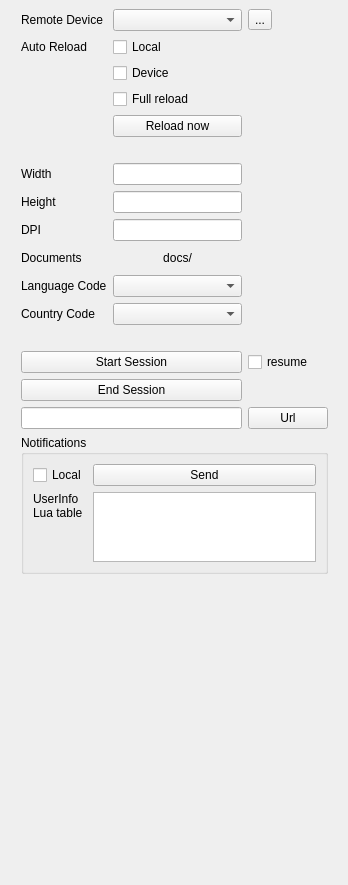
Old version of the form editor/layout/environmentdock.ui in the repository Vavius/moai-ide.
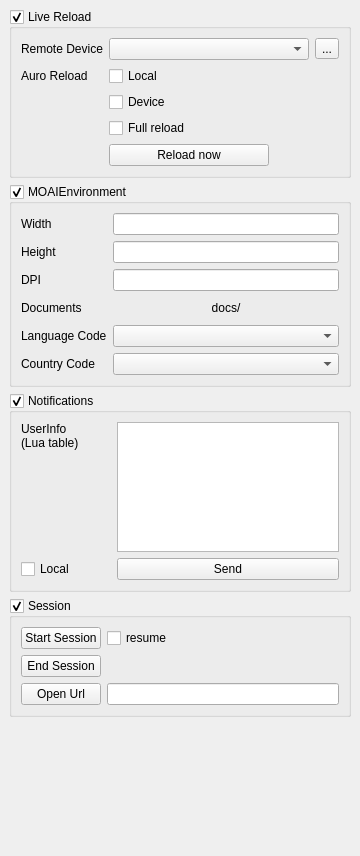
New version of the form. Icons and pictures are not drawn. Custom widgets are drawn as their Qt base class.

Commit message: group environments settings into collapsible widgets

```diff
--- a/editor/layout/environmentdock.ui
+++ b/editor/layout/environmentdock.ui
@@ -6,83 +6,95 @@
    <rect>
     <x>0</x>
     <y>0</y>
-    <width>348</width>
-    <height>885</height>
+    <width>360</width>
+    <height>856</height>
    </rect>
   </property>
   <property name="windowTitle">
    <string>Environment</string>
   </property>
   <widget class="QWidget" name="dockWidgetContents">
-   <layout class="QGridLayout" name="gridLayout">
-    <item row="10" column="2">
-     <widget class="QLineEdit" name="widthEdit">
-      <property name="focusPolicy">
-       <enum>Qt::StrongFocus</enum>
+   <layout class="QVBoxLayout" name="verticalLayout">
+    <item>
+     <widget class="QGroupBoxCollapsible" name="reloadGroup">
+      <property name="title">
+       <string>Live Reload</string>
       </property>
-     </widget>
-    </item>
-    <item row="15" column="1">
-     <widget class="QLabel" name="label_6">
-      <property name="maximumSize">
-       <size>
-        <width>16777215</width>
-        <height>26</height>
-       </size>
+      <property name="flat">
+       <bool>true</bool>
       </property>
-      <property name="text">
-       <string>Documents</string>
+      <property name="checkable">
+       <bool>true</bool>
       </property>
-     </widget>
-    </item>
-    <item row="9" column="2">
-     <spacer name="verticalSpacer_2">
-      <property name="orientation">
-       <enum>Qt::Vertical</enum>
-      </property>
-      <property name="sizeType">
-       <enum>QSizePolicy::Fixed</enum>
-      </property>
-      <property name="sizeHint" stdset="0">
-       <size>
-        <width>20</width>
-        <height>20</height>
-       </size>
-      </property>
-     </spacer>
-    </item>
-    <item row="16" column="1">
-     <widget class="QLabel" name="label_8">
-      <property name="text">
-       <string>Language Code</string>
-      </property>
-     </widget>
-    </item>
-    <item row="19" column="3">
-     <widget class="QCheckBox" name="sessionResume">
-      <property name="text">
-       <string>resume</string>
-      </property>
-     </widget>
-    </item>
-    <item row="7" column="2">
-     <widget class="QCheckBox" name="fullAutoreload">
-      <property name="text">
-       <string>Full reload</string>
-      </property>
-     </widget>
-    </item>
-    <item row="8" column="2">
+      <layout class="QGridLayout" name="gridLayout_5">
+       <item row="4" column="1">
      <widget class="QPushButton" name="reloadNowBtn">
+         <property name="maximumSize">
+          <size>
+           <width>160</width>
+           <height>16777215</height>
+          </size>
+         </property>
       <property name="text">
        <string>Reload now</string>
       </property>
      </widget>
     </item>
-    <item row="4" column="2">
-     <widget class="QComboBox" name="availableDevicesList"/>
-    </item>
-    <item row="6" column="2">
+       <item row="0" column="1">
+        <widget class="QComboBox" name="availableDevicesList">
+         <property name="sizePolicy">
+          <sizepolicy hsizetype="Expanding" vsizetype="Fixed">
+           <horstretch>0</horstretch>
+           <verstretch>0</verstretch>
+          </sizepolicy>
+         </property>
+        </widget>
+       </item>
+       <item row="0" column="2">
+        <widget class="QToolButton" name="updateDevicesBtn">
+         <property name="autoFillBackground">
+          <bool>false</bool>
+         </property>
+         <property name="text">
+          <string>...</string>
+         </property>
+         <property name="icon">
+          <iconset>
+           <normalon>:/icon/resources/reload.png</normalon>
+          </iconset>
+         </property>
+         <property name="iconSize">
+          <size>
+           <width>16</width>
+           <height>16</height>
+          </size>
+         </property>
+         <property name="autoRaise">
+          <bool>false</bool>
+         </property>
+        </widget>
+       </item>
+       <item row="3" column="1">
+        <widget class="QCheckBox" name="fullAutoreload">
+         <property name="text">
+          <string>Full reload</string>
+         </property>
+        </widget>
+       </item>
+       <item row="1" column="1">
+        <widget class="QCheckBox" name="localAutoreload">
+         <property name="focusPolicy">
+          <enum>Qt::TabFocus</enum>
+         </property>
+         <property name="layoutDirection">
+          <enum>Qt::LeftToRight</enum>
+         </property>
+         <property name="text">
+          <string>Local</string>
+         </property>
+        </widget>
+       </item>
+       <item row="2" column="1">
      <widget class="QCheckBox" name="deviceAutoreload">
       <property name="focusPolicy">
        <enum>Qt::TabFocus</enum>
@@ -95,137 +107,91 @@
       </property>
      </widget>
     </item>
-    <item row="5" column="1">
+       <item row="0" column="0">
+        <widget class="QLabel" name="label_4">
+         <property name="text">
+          <string>Remote Device</string>
+         </property>
+        </widget>
+       </item>
+       <item row="1" column="0">
      <widget class="QLabel" name="label_5">
       <property name="text">
-       <string>Auto Reload</string>
+          <string>Auro Reload</string>
       </property>
      </widget>
     </item>
-    <item row="5" column="2">
-     <widget class="QCheckBox" name="localAutoreload">
-      <property name="focusPolicy">
-       <enum>Qt::TabFocus</enum>
+      </layout>
+     </widget>
+    </item>
+    <item>
+     <widget class="QGroupBoxCollapsible" name="environmentGroup">
+      <property name="title">
+       <string>MOAIEnvironment</string>
       </property>
-      <property name="layoutDirection">
-       <enum>Qt::LeftToRight</enum>
+      <property name="flat">
+       <bool>true</bool>
+      </property>
+      <property name="checkable">
+       <bool>true</bool>
+      </property>
+      <layout class="QGridLayout" name="gridLayout_4">
+       <item row="3" column="0">
+        <widget class="QLabel" name="label_6">
+         <property name="maximumSize">
+          <size>
+           <width>16777215</width>
+           <height>26</height>
+          </size>
       </property>
       <property name="text">
-       <string>Local</string>
+          <string>Documents</string>
       </property>
      </widget>
     </item>
-    <item row="14" column="1">
+       <item row="2" column="0">
      <widget class="QLabel" name="label">
       <property name="text">
        <string>DPI</string>
       </property>
      </widget>
     </item>
-    <item row="13" column="1">
+       <item row="5" column="0">
+        <widget class="QLabel" name="label_7">
+         <property name="text">
+          <string>Country Code</string>
+         </property>
+        </widget>
+       </item>
+       <item row="1" column="0">
      <widget class="QLabel" name="label_3">
       <property name="text">
        <string>Height</string>
       </property>
      </widget>
     </item>
-    <item row="4" column="4">
-     <spacer name="horizontalSpacer_2">
-      <property name="orientation">
-       <enum>Qt::Horizontal</enum>
-      </property>
-      <property name="sizeHint" stdset="0">
-       <size>
-        <width>44</width>
-        <height>20</height>
-       </size>
-      </property>
-     </spacer>
-    </item>
-    <item row="25" column="2">
-     <spacer name="verticalSpacer">
-      <property name="orientation">
-       <enum>Qt::Vertical</enum>
-      </property>
-      <property name="sizeHint" stdset="0">
-       <size>
-        <width>20</width>
-        <height>426</height>
-       </size>
-      </property>
-     </spacer>
-    </item>
-    <item row="23" column="1" rowspan="2" colspan="3">
-     <widget class="QGroupBox" name="groupBox">
-      <property name="title">
-       <string>Notifications</string>
-      </property>
-      <layout class="QGridLayout" name="gridLayout_2">
        <item row="0" column="0">
-        <widget class="QCheckBox" name="pushLocal">
-         <property name="text">
-          <string>Local</string>
-         </property>
-        </widget>
-       </item>
-       <item row="1" column="1">
-        <widget class="QPlainTextEdit" name="pushUserInfo"/>
-       </item>
-       <item row="0" column="1">
-        <widget class="QPushButton" name="pushSend">
-         <property name="text">
-          <string>Send</string>
-         </property>
-        </widget>
-       </item>
-       <item row="1" column="0">
-        <widget class="QLabel" name="label_11">
-         <property name="text">
-          <string>UserInfo
-Lua table</string>
-         </property>
-         <property name="alignment">
-          <set>Qt::AlignLeading|Qt::AlignLeft|Qt::AlignTop</set>
-         </property>
-        </widget>
-       </item>
-      </layout>
-     </widget>
-    </item>
-    <item row="10" column="1">
      <widget class="QLabel" name="label_2">
       <property name="text">
        <string>Width</string>
       </property>
      </widget>
     </item>
-    <item row="18" column="2">
-     <spacer name="verticalSpacer_3">
-      <property name="orientation">
-       <enum>Qt::Vertical</enum>
-      </property>
-      <property name="sizeType">
-       <enum>QSizePolicy::Fixed</enum>
-      </property>
-      <property name="sizeHint" stdset="0">
-       <size>
-        <width>20</width>
-        <height>20</height>
-       </size>
-      </property>
-     </spacer>
-    </item>
-    <item row="17" column="1">
-     <widget class="QLabel" name="label_7">
+       <item row="4" column="0">
+        <widget class="QLabel" name="label_8">
       <property name="text">
-       <string>Country Code</string>
+          <string>Language Code</string>
       </property>
      </widget>
     </item>
-    <item row="17" column="2">
-     <widget class="QComboBox" name="countryBox"/>
-    </item>
-    <item row="13" column="2">
+       <item row="0" column="1">
+        <widget class="QLineEdit" name="widthEdit">
+         <property name="focusPolicy">
+          <enum>Qt::StrongFocus</enum>
+         </property>
+        </widget>
+       </item>
+       <item row="1" column="1">
      <widget class="QLineEdit" name="heightEdit">
       <property name="sizePolicy">
        <sizepolicy hsizetype="Expanding" vsizetype="Fixed">
@@ -244,10 +210,10 @@
       </property>
      </widget>
     </item>
-    <item row="14" column="2">
+       <item row="2" column="1">
      <widget class="QLineEdit" name="dpiEdit"/>
     </item>
-    <item row="15" column="2">
+       <item row="3" column="1">
      <widget class="QPushButton" name="documentsBtn">
       <property name="sizePolicy">
        <sizepolicy hsizetype="Minimum" vsizetype="Fixed">
@@ -275,80 +241,150 @@
       </property>
      </widget>
     </item>
-    <item row="22" column="3">
-     <widget class="QPushButton" name="urlBtn">
-      <property name="text">
-       <string>Url</string>
-      </property>
-     </widget>
-    </item>
-    <item row="20" column="1" colspan="2">
-     <widget class="QPushButton" name="sessionEndBtn">
-      <property name="text">
-       <string>End Session</string>
-      </property>
-     </widget>
-    </item>
-    <item row="16" column="2">
+       <item row="4" column="1">
      <widget class="QComboBox" name="languageBox"/>
     </item>
-    <item row="4" column="0">
-     <spacer name="horizontalSpacer">
-      <property name="orientation">
-       <enum>Qt::Horizontal</enum>
+       <item row="5" column="1">
+        <widget class="QComboBox" name="countryBox"/>
+       </item>
+      </layout>
+     </widget>
+    </item>
+    <item>
+     <widget class="QGroupBoxCollapsible" name="notificationsGroup">
+      <property name="title">
+       <string>Notifications</string>
       </property>
-      <property name="sizeHint" stdset="0">
+      <property name="flat">
+       <bool>true</bool>
+      </property>
+      <property name="checkable">
+       <bool>true</bool>
+      </property>
+      <property name="checked">
+       <bool>true</bool>
+      </property>
+      <layout class="QGridLayout" name="gridLayout_2">
+       <item row="1" column="0">
+        <widget class="QLabel" name="label_11">
+         <property name="minimumSize">
        <size>
-        <width>45</width>
-        <height>20</height>
-       </size>
-      </property>
-     </spacer>
-    </item>
-    <item row="19" column="1" colspan="2">
+           <width>90</width>
+           <height>0</height>
+          </size>
+         </property>
+         <property name="text">
+          <string>UserInfo 
+(Lua table)</string>
+         </property>
+         <property name="alignment">
+          <set>Qt::AlignLeading|Qt::AlignLeft|Qt::AlignTop</set>
+         </property>
+        </widget>
+       </item>
+       <item row="1" column="1">
+        <widget class="QPlainTextEdit" name="pushUserInfo">
+         <property name="sizePolicy">
+          <sizepolicy hsizetype="Expanding" vsizetype="Fixed">
+           <horstretch>0</horstretch>
+           <verstretch>0</verstretch>
+          </sizepolicy>
+         </property>
+         <property name="maximumSize">
+          <size>
+           <width>16777215</width>
+           <height>130</height>
+          </size>
+         </property>
+        </widget>
+       </item>
+       <item row="2" column="1">
+        <widget class="QPushButton" name="pushSend">
+         <property name="text">
+          <string>Send</string>
+         </property>
+        </widget>
+       </item>
+       <item row="2" column="0">
+        <widget class="QCheckBox" name="pushLocal">
+         <property name="text">
+          <string>Local</string>
+         </property>
+        </widget>
+       </item>
+      </layout>
+     </widget>
+    </item>
+    <item>
+     <widget class="QGroupBoxCollapsible" name="seesionGroup">
+      <property name="title">
+       <string>Session</string>
+      </property>
+      <property name="flat">
+       <bool>true</bool>
+      </property>
+      <property name="checkable">
+       <bool>true</bool>
+      </property>
+      <layout class="QGridLayout" name="gridLayout_3">
+       <item row="0" column="0">
      <widget class="QPushButton" name="sessionStartBtn">
       <property name="text">
        <string>Start Session</string>
       </property>
      </widget>
     </item>
-    <item row="4" column="3">
-     <widget class="QToolButton" name="updateDevicesBtn">
-      <property name="autoFillBackground">
-       <bool>false</bool>
-      </property>
+       <item row="0" column="1">
+        <widget class="QCheckBox" name="sessionResume">
+         <property name="text">
+          <string>resume</string>
+         </property>
+        </widget>
+       </item>
+       <item row="1" column="0">
+        <widget class="QPushButton" name="sessionEndBtn">
       <property name="text">
-       <string>...</string>
-      </property>
-      <property name="icon">
-       <iconset>
-        <normalon>:/icon/resources/reload.png</normalon>
-       </iconset>
-      </property>
-      <property name="iconSize">
-       <size>
-        <width>16</width>
-        <height>16</height>
-       </size>
-      </property>
-      <property name="autoRaise">
-       <bool>false</bool>
-      </property>
-     </widget>
-    </item>
-    <item row="4" column="1">
-     <widget class="QLabel" name="label_4">
+          <string>End Session</string>
+         </property>
+        </widget>
+       </item>
+       <item row="2" column="0">
+        <widget class="QPushButton" name="urlBtn">
       <property name="text">
-       <string>Remote Device</string>
+          <string>Open Url</string>
       </property>
      </widget>
     </item>
-    <item row="22" column="1" colspan="2">
+       <item row="2" column="1">
      <widget class="QLineEdit" name="urlEdit"/>
     </item>
    </layout>
   </widget>
- </widget>
+    </item>
+    <item>
+     <spacer name="verticalSpacer">
+      <property name="orientation">
+       <enum>Qt::Vertical</enum>
+      </property>
+      <property name="sizeHint" stdset="0">
+       <size>
+        <width>20</width>
+        <height>40</height>
+       </size>
+      </property>
+     </spacer>
+    </item>
+   </layout>
+  </widget>
+ </widget>
+ <customwidgets>
+  <customwidget>
+   <class>QGroupBoxCollapsible</class>
+   <extends>QGroupBox</extends>
+   <header>widgets/qgroupboxcollapsible</header>
+   <container>1</container>
+  </customwidget>
+ </customwidgets>
  <tabstops>
   <tabstop>availableDevicesList</tabstop>
   <tabstop>updateDevicesBtn</tabstop>
```
Left out of the diff: 15 changed lines with no effect on the pictures. Lines whose indentation alone changed are shown as unchanged. The commit also changes 16 other files.
